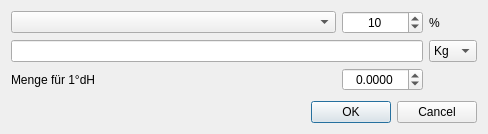
Old version of the form kleiner-brauhelfer/dialogs/dlgwasseraufbereitung.ui in the repository kleiner-brauhelfer/kleiner-brauhelfer-2.
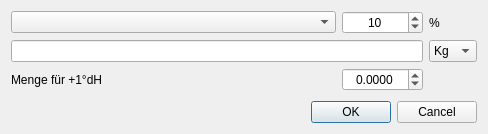
New version of the form. Custom widgets are drawn as their Qt base class.

```diff
--- a/kleiner-brauhelfer/dialogs/dlgwasseraufbereitung.ui
+++ b/kleiner-brauhelfer/dialogs/dlgwasseraufbereitung.ui
@@ -107,7 +107,7 @@
      <item row="2" column="0">
       <widget class="QLabel" name="label">
        <property name="text">
-        <string>Menge für 1°dH</string>
+        <string>Menge für +1°dH</string>
        </property>
       </widget>
      </item>
```
